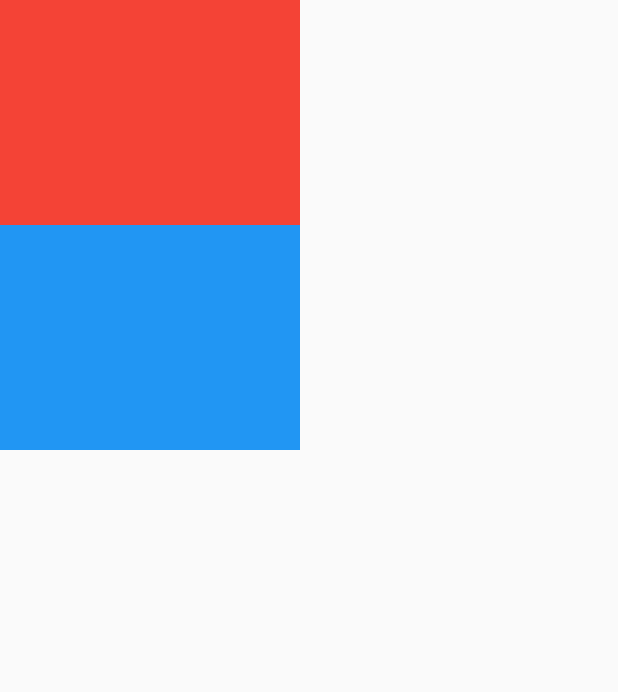
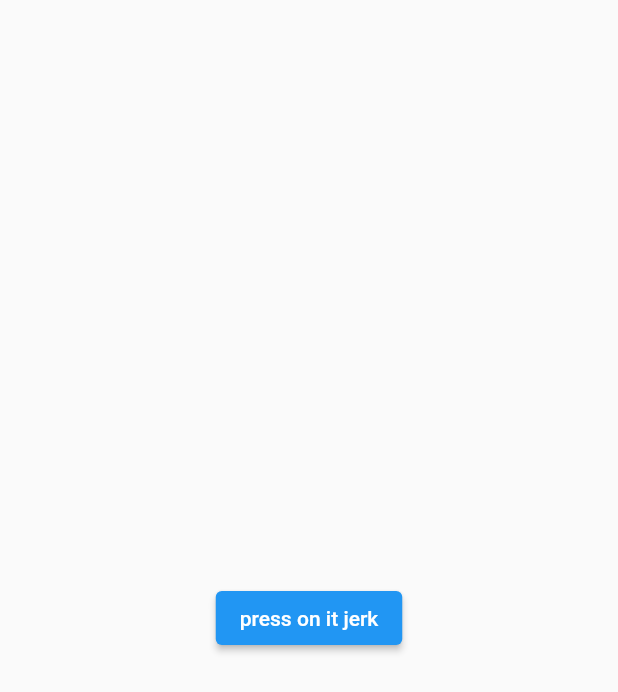
Before and after one commit to Roygebrayel/flutter-app, a Flutter app: the screen it shows after launch, on a phone screen of 412 x 824 dp. Shown: the top 692 px of the screen. Run offline on Flutter 3.47's test engine with Material 2 defaults, Android fonts, the phone set to English and light mode, and no system bars.

Commit message:
making my hands dirty with flutter

```diff
--- a/flutter_application_1/lib/main.dart
+++ b/flutter_application_1/lib/main.dart
@@ -1,4 +1,5 @@
 import 'package:flutter/material.dart';
+import 'package:flutter_application_1/screens/home_screen.dart';
 
 void main() {
   runApp(const MyApp());
@@ -10,37 +11,10 @@ class MyApp extends StatelessWidget {
   // This widget is the root of your application.
   @override
   Widget build(BuildContext context) {
+    // ignore: prefer_const_constructors
     return MaterialApp(
       title: 'Flutter Demo',
-      home:soso(),
+      home:const homeWidget(),
     );
   }
 }
-
-class Homescreen extends StatelessWidget {
-  @override
-  Widget build(BuildContext context) {
-
-    return Text("hello world");
-  }
-}
-
-class soso extends StatelessWidget {
-  @override
-  Widget build(BuildContext context) {
-    return Scaffold(
-      body: Stack(children: [
-        Container(
-          height: 300,
-          width: 200,
-          color: Colors.blue,
-        ),
-         Container(
-          height: 150,
-          width: 200,
-          color: Colors.red,
-        )
-      ]),
-    );
-  }
-}
--- /dev/null
+++ b/flutter_application_1/lib/screens/home_screen.dart
@@ -0,0 +1,22 @@
+import 'package:flutter/material.dart';
+import 'package:flutter_application_1/screens/second_screen.dart';
+
+class homeWidget extends StatelessWidget {
+  const homeWidget({super.key});
+
+  @override
+  Widget build(BuildContext context) {
+    return SafeArea(
+      child: Scaffold(
+        body: Center(
+          child: ElevatedButton(
+              onPressed: () {
+                Navigator.of(context).push(
+                    MaterialPageRoute(builder: (context) => SecondScreen()));
+              },
+              child: Text("press on it jerk")),
+        ),
+      ),
+    );
+  }
+}
```
Also changed, not shown: flutter_application_1/lib/screens/second_screen.dart (added, +14 -0 lines).
